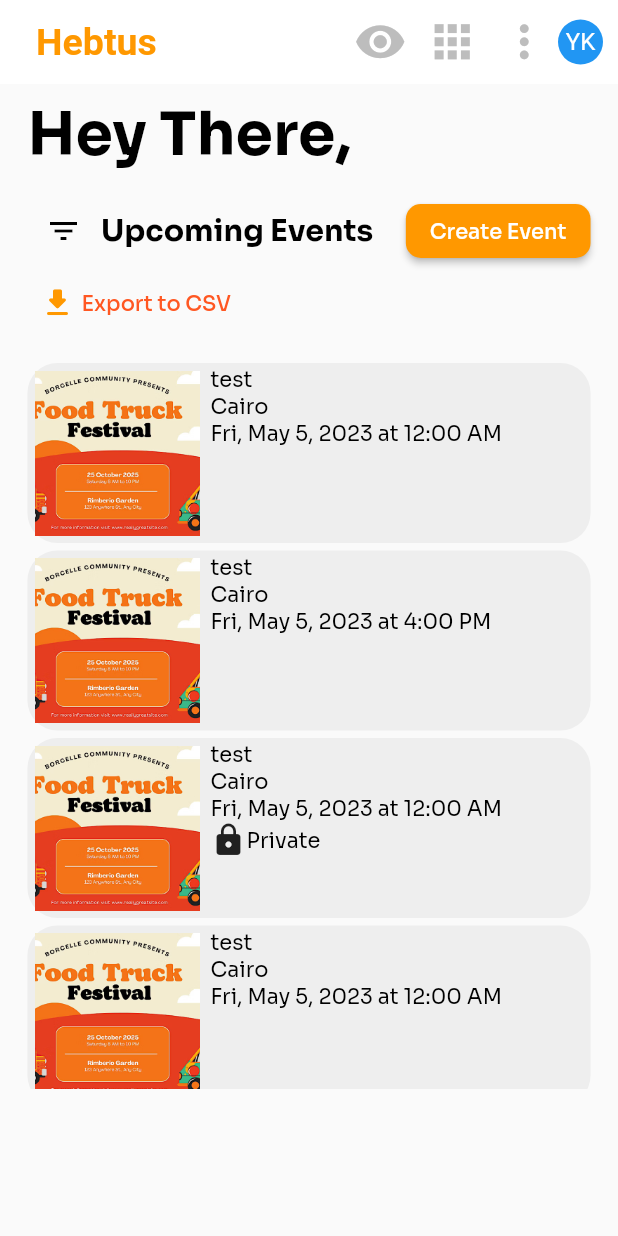
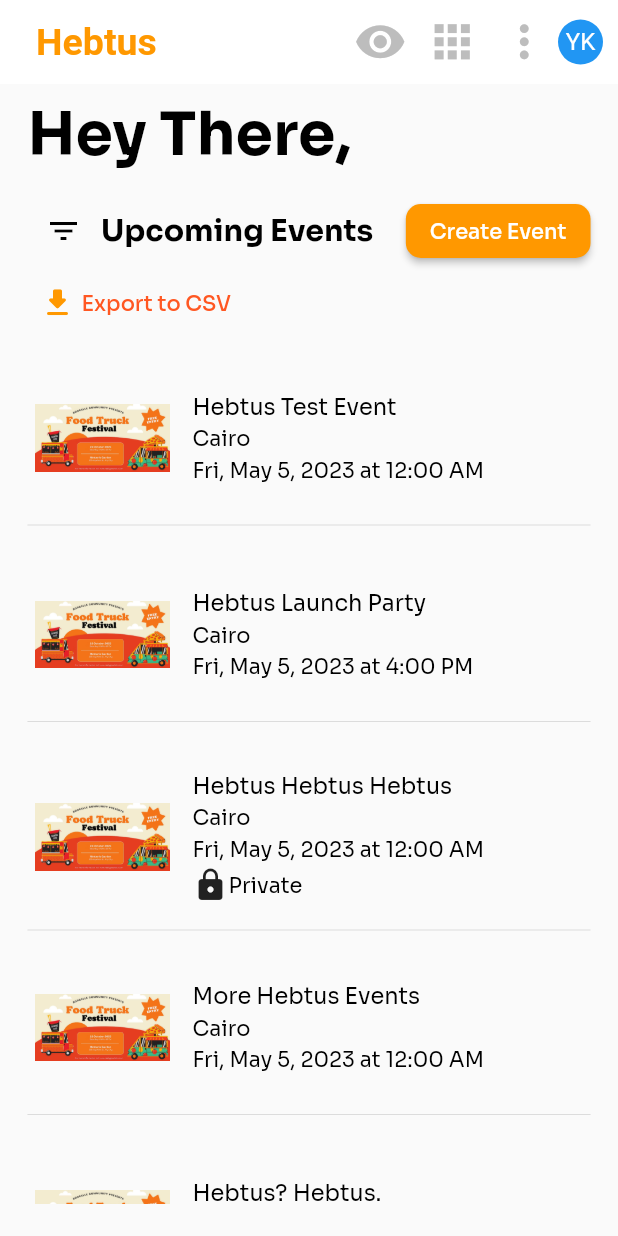
Before and after one commit to Hebtus/Cross-platform, a Flutter app: the CreatorEventsScreen screen opened by its route, on a phone screen of 412 x 824 dp. Run offline on Flutter 3.47's test engine with Material 2 defaults, Android fonts, the light colour scheme and no system bars; our stand-ins replace auto_size_text, email_validator, flutter_svg, go_router, google_fonts, image_picker; accounts and stored records are empty.

Commit message:
UI of creator events page done

```diff
--- a/hebtus_crossplatform/lib/constants.dart
+++ b/hebtus_crossplatform/lib/constants.dart
@@ -1,4 +1,5 @@
 const double phoneWidth = 450;
+const double minPhoneWidth = 400;
 //const String urlString = "http://20.223.195.181";
 const String urlString = "https://hebtus.me";
 //const String urlString = "https://a3ee-156-220-160-158.ngrok-free.app";
--- a/hebtus_crossplatform/lib/screens/CreatorEvents/components/creator_event_card.dart
+++ b/hebtus_crossplatform/lib/screens/CreatorEvents/components/creator_event_card.dart
@@ -1,4 +1,5 @@
 import 'package:flutter/material.dart';
+import 'package:hebtus_crossplatform/constants.dart';
 import 'package:hebtus_crossplatform/models/creator_events.dart';
 import 'package:intl/intl.dart';
 
@@ -8,53 +9,100 @@ class CreatorEventCard extends StatelessWidget {
 
   @override
   Widget build(BuildContext context) {
-    return Container(
-      height: 120,
-      decoration: BoxDecoration(
-          color: Colors.grey.shade200, borderRadius: BorderRadius.circular(20)),
-      child: Row(children: [
-        Container(
-          padding: EdgeInsets.all(5),
-          width: 120,
-          height: 120,
+    final mediaQuery = MediaQuery.of(context);
+
+    return SizedBox(
+      height: 130,
+      child: Column(
+        mainAxisAlignment: MainAxisAlignment.start,
+        children: [
+          Row(children: [
+            mediaQuery.size.width > phoneWidth
+                ? Padding(
+                    padding: const EdgeInsets.all(8.0),
+                    child: Column(
+                      children: [
+                        Padding(
+                          padding:
+                              const EdgeInsets.only(top: 8, left: 8, right: 8),
+                          child: Text(
+                            DateFormat('MMM').format(event.startTime),
+                            style: const TextStyle(
+                                color: Colors.black,
+                                fontWeight: FontWeight.bold),
+                          ),
+                        ),
+                        Padding(
+                          padding: const EdgeInsets.only(bottom: 8),
+                          child: Text(DateFormat('d').format(event.startTime),
+                              style: const TextStyle(color: Colors.black)),
+                        ),
+                      ],
+                    ),
+                  )
+                : Container(),
+            mediaQuery.size.width > minPhoneWidth
+                ? Container(
+                    padding: const EdgeInsets.all(5),
+                    width: 100,
+                    height: 100,
                     child: Image.asset(
                       event.imgURL,
-            fit: BoxFit.cover,
+                      fit: BoxFit.scaleDown,
                     ),
-        ),
+                  )
+                : Container(),
             Expanded(
                 child: Container(
-                padding: EdgeInsets.all(2),
+                    padding: const EdgeInsets.all(10),
                     child: Column(
                       crossAxisAlignment: CrossAxisAlignment.start,
                       children: [
                         Row(
                           children: [
-                        Text(event.eventName),
+                            Text(
+                              event.eventName,
+                              style: const TextStyle(fontSize: 15),
+                            ),
                           ],
                         ),
-                    Row(
+                        Padding(
+                          padding: const EdgeInsets.only(top: 3),
+                          child: Row(
                             mainAxisAlignment: MainAxisAlignment.spaceBetween,
                             children: [
                               event.isOnline != null && event.isOnline!
-                            ? Text("Online Event")
+                                  ? const Text("Online Event")
                                   : Text(event.locationName),
                             ],
                           ),
-                    Row(
+                        ),
+                        Padding(
+                          padding: const EdgeInsets.only(top: 3),
+                          child: Row(
                             children: [
                               Text(DateFormat('EEE, MMM d, y \'at\' h:mm a')
                                   .format(event.startTime)),
                             ],
                           ),
+                        ),
                         event.isPrivate != null && event.isPrivate!
-                        ? Row(
-                            children: const [Icon(Icons.lock), Text("Private")],
+                            ? Padding(
+                                padding: const EdgeInsets.only(top: 3),
+                                child: Row(
+                                  children: const [
+                                    Icon(Icons.lock),
+                                    Text("Private")
+                                  ],
+                                ),
                               )
-                        : Container()
+                            : Container(),
                       ],
-                )))
+                    ))),
           ]),
+          Divider(),
+        ],
+      ),
     );
   }
 }
--- a/hebtus_crossplatform/lib/screens/CreatorEvents/creator_events_screen.dart
+++ b/hebtus_crossplatform/lib/screens/CreatorEvents/creator_events_screen.dart
@@ -17,7 +17,7 @@ class _CreatorEventsScreenState extends State<CreatorEventsScreen> {
   final List<CreatorEvent> events = [
     CreatorEvent(
         eventID: "1",
-        eventName: "test",
+        eventName: "Hebtus Test Event",
         imgURL: "assets/images/foodtruck.jpg",
         startTime: DateTime(2023, 5, 5),
         endTime: DateTime(2023, 6, 6),
@@ -27,7 +27,7 @@ class _CreatorEventsScreenState extends State<CreatorEventsScreen> {
         isDraft: false),
     CreatorEvent(
         eventID: "1",
-        eventName: "test",
+        eventName: "Hebtus Launch Party",
         imgURL: "assets/images/foodtruck.jpg",
         startTime: DateTime(2023, 5, 5, 16, 0),
         endTime: DateTime(2023, 6, 6),
@@ -37,7 +37,7 @@ class _CreatorEventsScreenState extends State<CreatorEventsScreen> {
         isDraft: false),
     CreatorEvent(
         eventID: "1",
-        eventName: "test",
+        eventName: "Hebtus Hebtus Hebtus",
         imgURL: "assets/images/foodtruck.jpg",
         startTime: DateTime(2023, 5, 5),
         endTime: DateTime(2023, 6, 6),
@@ -48,7 +48,7 @@ class _CreatorEventsScreenState extends State<CreatorEventsScreen> {
         isPrivate: true),
     CreatorEvent(
         eventID: "1",
-        eventName: "test",
+        eventName: "More Hebtus Events",
         imgURL: "assets/images/foodtruck.jpg",
         startTime: DateTime(2023, 5, 5),
         endTime: DateTime(2023, 6, 6),
@@ -58,7 +58,7 @@ class _CreatorEventsScreenState extends State<CreatorEventsScreen> {
         isDraft: false),
     CreatorEvent(
         eventID: "1",
-        eventName: "test",
+        eventName: "Hebtus? Hebtus.",
         imgURL: "assets/images/foodtruck.jpg",
         startTime: DateTime(2023, 5, 5),
         endTime: DateTime(2023, 6, 6),
@@ -93,7 +93,8 @@ class _CreatorEventsScreenState extends State<CreatorEventsScreen> {
                   child: FilterEventsBttn(),
                 ),
                 Container(
-                  constraints: BoxConstraints(maxHeight: 500),
+                  constraints:
+                      BoxConstraints(maxHeight: mediaQuery.size.height * 0.7),
                   child: Padding(
                     padding: const EdgeInsets.all(8.0),
                     child: ListView.separated(
@@ -101,7 +102,7 @@ class _CreatorEventsScreenState extends State<CreatorEventsScreen> {
                         itemBuilder: ((context, index) =>
                             CreatorEventCard(event: events[index])),
                         separatorBuilder: (context, index) =>
-                            const SizedBox(height: 5),
+                            const SizedBox(height: 1),
                         itemCount: events.length),
                   ),
                 )
```
Lines whose indentation alone changed are shown as unchanged.
